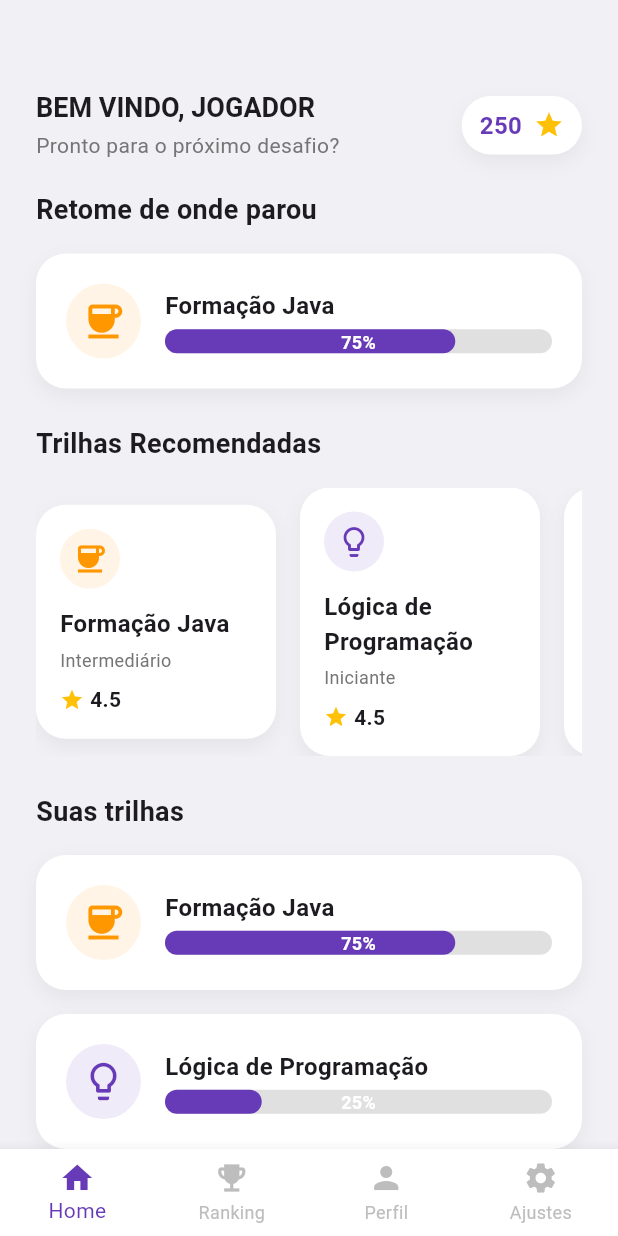
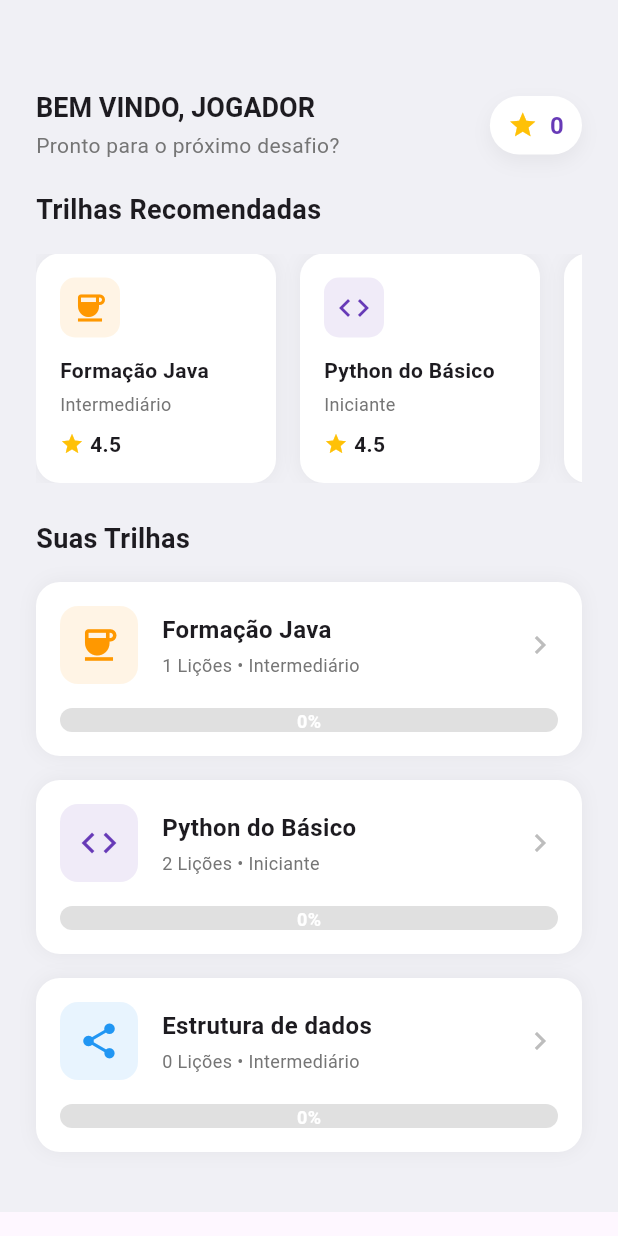
Before and after one commit to jornadev/code-for-fun, a Flutter app: the HomeScreen widget shown alone on an empty page, opened directly, on a phone screen of 412 x 824 dp. Run offline on Flutter 3.47's test engine with Material 3 defaults, Android fonts, the phone set to English and light mode, and no system bars; our stand-ins replace cloud_firestore, firebase_auth, firebase_core; accounts and stored records are empty.

Commit message:
Implementação funcionalidade pontos,barra de navegação

```diff
--- /dev/null
+++ b/lib/providers/score_provider.dart
@@ -0,0 +1,38 @@
+import 'package:flutter/material.dart';
+// Certifique-se que o nome do projeto 'code_for_fun' está correto
+import 'package:code_for_fun/service/user_service.dart';
+
+class ScoreProvider with ChangeNotifier {
+  final UserService _userService = UserService();
+  int _score = 0;
+  bool _isLoading = false;
+
+  int get score => _score;
+  bool get isLoading => _isLoading;
+
+  /// Carrega a pontuação inicial do usuário (do Firebase)
+  Future<void> loadUserScore() async {
+    _isLoading = true;
+    notifyListeners(); // Notifica a UI que está carregando
+
+    _score = await _userService.getUserScore();
+
+    _isLoading = false;
+    notifyListeners(); // Notifica a UI com a nova pontuação
+  }
+
+  /// Incrementa a pontuação (10 pontos por acerto)
+  Future<void> incrementScore() async {
+    _score += 10;
+    notifyListeners(); // Atualiza a UI imediatamente (para resposta rápida)
+
+    // Salva o novo total no Firebase em segundo plano
+    await _userService.updateUserScore(_score);
+  }
+
+  /// Zera a pontuação (para quando o usuário fizer logout)
+  void resetScore() {
+    _score = 0;
+    notifyListeners();
+  }
+}
--- a/lib/screens/home_screen.dart
+++ b/lib/screens/home_screen.dart
@@ -1,11 +1,12 @@
 import 'package:flutter/material.dart';
-import 'package:firebase_auth/firebase_auth.dart'; // Adicionado para buscar o usuário
+import 'package:firebase_auth/firebase_auth.dart';
 import 'package:code_for_fun/model/trail_model.dart';
 import 'package:code_for_fun/service/trail_service.dart';
 import 'package:code_for_fun/screens/trail_screen.dart';
-import 'package:code_for_fun/screens/settings_screen.dart';
+import 'package:provider/provider.dart';
+import 'package:code_for_fun/providers/score_provider.dart';
+import 'package:code_for_fun/constants/app_colors.dart';
 
-// 1. A classe foi convertida para StatefulWidget para gerenciar o estado do nome.
 class HomeScreen extends StatefulWidget {
   const HomeScreen({super.key});
 
@@ -14,87 +15,48 @@ class HomeScreen extends StatefulWidget {
 }
 
 class _HomeScreenState extends State<HomeScreen> {
-  // 2. Variável de estado para armazenar o nome do usuário.
-  String _userName = '...'; // Inicia com um placeholder
+  String _userName = '...';
 
   @override
   void initState() {
     super.initState();
-    // 3. Função chamada para carregar o nome do usuário quando a tela é iniciada.
     _loadUserName();
+    Provider.of<ScoreProvider>(context, listen: false).loadUserScore();
   }
 
   void _loadUserName() {
     final user = FirebaseAuth.instance.currentUser;
-    // Verifica se o usuário está logado e tem um nome de exibição definido.
     if (user != null && user.displayName != null && user.displayName!.isNotEmpty) {
       setState(() {
-        // Atualiza a variável de estado com o nome do usuário.
-        // toUpperCase() é usado para manter o estilo "BEM VINDO, NOME".
         _userName = user.displayName!.toUpperCase();
       });
     } else {
-      // Se não houver nome, usa um valor padrão.
       setState(() {
         _userName = 'JOGADOR';
       });
     }
   }
 
-  // A partir daqui, é o seu código original.
   @override
   Widget build(BuildContext context) {
-    return Scaffold(
-      backgroundColor: const Color(0xFFF0F0F5),
-      body: SingleChildScrollView(
+    return SingleChildScrollView(
+      child: Container(
+        color: const Color(0xFFF0F0F5),
         child: Column(
           crossAxisAlignment: CrossAxisAlignment.start,
           children: [
-            // 4. Passa a variável _userName para o método que constrói o cabeçalho.
             _buildHeader(context, _userName),
             _buildContinueSection(context),
-            const SizedBox(height: 24),
             _buildRecommendedSection(context),
             const SizedBox(height: 24),
             _buildYourTrailsSection(context),
+            const SizedBox(height: 24),
           ],
         ),
-      ),
-      bottomNavigationBar: BottomNavigationBar(
-        backgroundColor: Colors.white,
-        selectedItemColor: Colors.deepPurple,
-        unselectedItemColor: Colors.grey[400],
-        type: BottomNavigationBarType.fixed,
-        onTap: (index) {
-          if (index == 3) {
-            Navigator.of(context).push(
-              MaterialPageRoute(builder: (context) => const SettingsScreen()),
-            );
-          }
-        },
-        items: const <BottomNavigationBarItem>[
-          BottomNavigationBarItem(
-            icon: Icon(Icons.home),
-            label: 'Home',
-          ),
-          BottomNavigationBarItem(
-            icon: Icon(Icons.emoji_events),
-            label: 'Ranking',
-          ),
-          BottomNavigationBarItem(
-            icon: Icon(Icons.person),
-            label: 'Perfil',
-          ),
-          BottomNavigationBarItem(
-            icon: Icon(Icons.settings),
-            label: 'Ajustes',
-          ),
-        ],
       ),
     );
   }
 
-  // 5. O método _buildHeader agora aceita o nome como um parâmetro.
   Widget _buildHeader(BuildContext context, String userName) {
     return Container(
       padding: const EdgeInsets.only(top: 60, left: 24, right: 24, bottom: 20),
@@ -107,7 +69,6 @@ class _HomeScreenState extends State<HomeScreen> {
               crossAxisAlignment: CrossAxisAlignment.start,
               children: [
                 Text(
-                  // 6. AQUI! O nome estático foi trocado pela variável dinâmica.
                   'BEM VINDO, $userName',
                   style: Theme.of(context).textTheme.titleLarge?.copyWith(
                     fontWeight: FontWeight.bold,
@@ -138,23 +99,23 @@ class _HomeScreenState extends State<HomeScreen> {
                 ),
               ],
             ),
-            child: Row(
+            child: Consumer<ScoreProvider>(
+              builder: (context, provider, child) {
+                return Row(
                   children: [
-                const Text(
-                  '250',
-                  style: TextStyle(
+                    const Icon(Icons.star, color: Colors.amber, size: 20),
+                    const SizedBox(width: 8),
+                    Text(
+                      provider.isLoading ? '...' : provider.score.toString(),
+                      style: const TextStyle(
                         fontSize: 16,
                         fontWeight: FontWeight.bold,
                         color: Colors.deepPurple,
                       ),
                     ),
-                const SizedBox(width: 8),
-                const Icon(
-                  Icons.star,
-                  color: Colors.amber,
-                  size: 20,
-                ),
                   ],
+                );
+              },
             ),
           ),
         ],
@@ -162,16 +123,12 @@ class _HomeScreenState extends State<HomeScreen> {
     );
   }
 
-  // O restante do seu código original, sem nenhuma alteração.
   Widget _buildContinueSection(BuildContext context) {
-    // No seu trail_service.dart original, você não tinha o método getUserTrails.
-    // Estou usando getRecommendedTrails() para evitar erros, conforme seu código anterior.
-    final userTrails = TrailService.getRecommendedTrails();
-    final firstTrail = userTrails.isNotEmpty ? userTrails.first : null;
-
-    if (firstTrail == null) {
+    final inProgressTrails = TrailService.getInProgressTrails();
+    if (inProgressTrails.isEmpty) {
       return const SizedBox.shrink();
     }
+    final firstTrail = inProgressTrails.first;
 
     return Padding(
       padding: const EdgeInsets.symmetric(horizontal: 24),
@@ -190,6 +147,7 @@ class _HomeScreenState extends State<HomeScreen> {
             context,
             trail: firstTrail,
           ),
+          const SizedBox(height: 24),
         ],
       ),
     );
@@ -226,34 +184,26 @@ class _HomeScreenState extends State<HomeScreen> {
   }
 
   Widget _buildYourTrailsSection(BuildContext context) {
-    // Novamente, usando getRecommendedTrails para manter a consistência com o código original
-    final userTrails = TrailService.getRecommendedTrails();
-    if (userTrails.length <= 1) {
-      return const SizedBox.shrink();
-    }
-
     return Padding(
       padding: const EdgeInsets.symmetric(horizontal: 24),
       child: Column(
         crossAxisAlignment: CrossAxisAlignment.start,
         children: [
           const Text(
-            'Suas trilhas',
+            'Suas Trilhas',
             style: TextStyle(
               fontSize: 18,
               fontWeight: FontWeight.bold,
             ),
           ),
           const SizedBox(height: 16),
-          ListView.separated(
-            shrinkWrap: true,
-            physics: const NeverScrollableScrollPhysics(),
-            itemCount: userTrails.length,
-            separatorBuilder: (context, index) => const SizedBox(height: 16),
-            itemBuilder: (context, index) {
-              final trail = userTrails[index];
-              return _buildProgressCard(context, trail: trail);
-            },
+          Column(
+            children: TrailService.getRecommendedTrails().map((trail) {
+              return Padding(
+                padding: const EdgeInsets.only(bottom: 16),
+                child: _buildProgressCard(context, trail: trail),
+              );
+            }).toList(),
           ),
         ],
       ),
@@ -261,32 +211,37 @@ class _HomeScreenState extends State<HomeScreen> {
   }
 
   Widget _buildProgressCard(BuildContext context, {required Trail trail}) {
+    String percentageLabel = '${(trail.progress * 100).toInt()}%';
+
     return GestureDetector(
       onTap: () {
-        Navigator.push(
-          context,
+        Navigator.of(context).push(
           MaterialPageRoute(builder: (context) => TrailScreen(trail: trail)),
         );
       },
       child: Container(
-        padding: const EdgeInsets.all(20),
+        padding: const EdgeInsets.all(16),
         decoration: BoxDecoration(
           color: Colors.white,
-          borderRadius: BorderRadius.circular(20),
+          borderRadius: BorderRadius.circular(16),
           boxShadow: [
             BoxShadow(
               color: Colors.black.withOpacity(0.05),
               blurRadius: 10,
-              offset: const Offset(0, 5),
             ),
           ],
         ),
-        child: Row(
+        child: Column(
           children: [
-            CircleAvatar(
-              radius: 25,
-              backgroundColor: trail.iconColor.withOpacity(0.1),
-              child: Icon(trail.icon, color: trail.iconColor, size: 30),
+            Row(
+              children: [
+                Container(
+                  padding: const EdgeInsets.all(12),
+                  decoration: BoxDecoration(
+                    color: trail.iconColor.withOpacity(0.1),
+                    borderRadius: BorderRadius.circular(12),
+                  ),
+                  child: Icon(trail.icon, color: trail.iconColor, size: 28),
                 ),
                 const SizedBox(width: 16),
                 Expanded(
@@ -301,10 +256,21 @@ class _HomeScreenState extends State<HomeScreen> {
                         ),
                       ),
                       const SizedBox(height: 4),
-                  _buildProgressBar(trail.progress, '${(trail.progress * 100).toStringAsFixed(0)}%'),
+                      Text(
+                        '${trail.lessons.length} Lições • ${trail.level}',
+                        style: TextStyle(
+                          color: Colors.grey[600],
+                          fontSize: 12,
+                        ),
+                      ),
                     ],
                   ),
                 ),
+                Icon(Icons.chevron_right, color: Colors.grey[400]),
+              ],
+            ),
+            const SizedBox(height: 16),
+            _buildProgressBar(trail.progress, percentageLabel),
           ],
         ),
       ),
@@ -314,8 +280,7 @@ class _HomeScreenState extends State<HomeScreen> {
   Widget _buildTrailCard(BuildContext context, {required Trail trail}) {
     return GestureDetector(
       onTap: () {
-        Navigator.push(
-          context,
+        Navigator.of(context).push(
           MaterialPageRoute(builder: (context) => TrailScreen(trail: trail)),
         );
       },
@@ -324,28 +289,30 @@ class _HomeScreenState extends State<HomeScreen> {
         padding: const EdgeInsets.all(16),
         decoration: BoxDecoration(
           color: Colors.white,
-          borderRadius: BorderRadius.circular(20),
+          borderRadius: BorderRadius.circular(16),
           boxShadow: [
             BoxShadow(
               color: Colors.black.withOpacity(0.05),
               blurRadius: 10,
-              offset: const Offset(0, 5),
             ),
           ],
         ),
         child: Column(
           crossAxisAlignment: CrossAxisAlignment.start,
           children: [
-            CircleAvatar(
-              radius: 20,
-              backgroundColor: trail.iconColor.withOpacity(0.1),
-              child: Icon(trail.icon, color: trail.iconColor),
+            Container(
+              padding: const EdgeInsets.all(8),
+              decoration: BoxDecoration(
+                color: trail.iconColor.withOpacity(0.1),
+                borderRadius: BorderRadius.circular(10),
+              ),
+              child: Icon(trail.icon, color: trail.iconColor, size: 24),
             ),
             const SizedBox(height: 12),
             Text(
               trail.title,
               style: const TextStyle(
-                fontSize: 16,
+                fontSize: 14,
                 fontWeight: FontWeight.bold,
               ),
             ),
--- a/lib/screens/login_screen.dart
+++ b/lib/screens/login_screen.dart
@@ -3,7 +3,8 @@ import 'package:firebase_auth/firebase_auth.dart';
 import '../constants/app_colors.dart';
 import 'register_screen.dart';
 import 'forgot_password_screen.dart';
-import 'home_screen.dart';
+// import 'home_screen.dart'; // Removido
+import 'main_navigation_screen.dart'; // Adicionado
 
 class LoginScreen extends StatefulWidget {
   const LoginScreen({super.key});
@@ -44,7 +45,8 @@ class _LoginScreenState extends State<LoginScreen> {
         if (mounted) {
           Navigator.pushReplacement(
             context,
-            MaterialPageRoute(builder: (context) => const HomeScreen()),
+            // --- LINHA MODIFICADA ---
+            MaterialPageRoute(builder: (context) => const MainNavigationScreen()),
           );
         }
       } on FirebaseAuthException catch (e) {
--- a/lib/screens/splash_screen.dart
+++ b/lib/screens/splash_screen.dart
@@ -1,7 +1,8 @@
 import 'package:flutter/material.dart';
 import 'package:firebase_auth/firebase_auth.dart';
 import 'login_screen.dart';
-import 'home_screen.dart';
+// import 'home_screen.dart'; // Removido
+import 'main_navigation_screen.dart'; // Adicionado
 
 class SplashScreen extends StatefulWidget {
   const SplashScreen({super.key});
@@ -51,7 +52,8 @@ class _SplashScreenState extends State<SplashScreen> with SingleTickerProviderSt
         );
       } else {
         Navigator.of(context).pushReplacement(
-          MaterialPageRoute(builder: (context) => const HomeScreen()),
+          // --- LINHA MODIFICADA ---
+          MaterialPageRoute(builder: (context) => const MainNavigationScreen()),
         );
       }
     }
--- a/lib/service/trail_service.dart
+++ b/lib/service/trail_service.dart
@@ -4,19 +4,19 @@ import 'package:code_for_fun/model/trail_model.dart';
 import 'package:code_for_fun/model/lesson_model.dart';
 
 class TrailService {
-  // Lista de todas as trilhas disponíveis no app
+  // Esta é a lista principal de todos os cursos, com progresso zerado
   static final List<Trail> _allTrails = [
     const Trail(
       id: 'java',
       title: 'Formação Java',
       icon: Icons.coffee,
       level: 'Intermediário',
-      progress: 0.75,
+      progress: 0.0, // <-- Progresso zerado
       lessons: [
         Lesson(
           id: 'l1',
           title: 'Introdução ao Java',
-          isCompleted: true,
+          isCompleted: false,
           questions: [
             Question(
               id: 'q1',
@@ -34,31 +34,15 @@ class TrailService {
       iconColor: Colors.orange,
     ),
     const Trail(
-      id: 'logic',
-      title: 'Lógica de Programação',
-      icon: Icons.lightbulb_outline,
+      id: 'python',
+      title: 'Python do Básico',
+      icon: Icons.code,
       level: 'Iniciante',
-      progress: 0.25,
+      progress: 0.0, // <-- Progresso zerado
       lessons: [
         Lesson(
-          id: 'l1',
-          title: 'O que é um algoritmo?',
-          isCompleted: true,
-          questions: [
-            Question(
-              id: 'q1',
-              text: 'Qual o principal objetivo de um algoritmo?',
-              answers: [
-                Answer(id: 'a1', text: 'Criar designs', isCorrect: false),
-                Answer(id: 'a2', text: 'Resolver um problema', isCorrect: true),
-                Answer(id: 'a3', text: 'Compor músicas', isCorrect: false),
-              ],
-            ),
-          ],
-        ),
-        Lesson(
           id: 'l2',
-          title: 'Variáveis e Constantes',
+          title: 'Conceitos Básicos',
           isCompleted: false,
           questions: [
             Question(
@@ -86,22 +70,24 @@ class TrailService {
       title: 'Estrutura de dados',
       icon: Icons.share,
       level: 'Intermediário',
-      progress: 0.0,
+      progress: 0.0, // <-- Progresso zerado
       lessons: [],
       iconColor: Colors.blue,
     ),
   ];
 
-  // Método para a seção "Recomendados"
+  /// Retorna TODAS as trilhas (para a seção "Trilhas Recomendadas" e "Suas Trilhas")
   static List<Trail> getRecommendedTrails() {
-    // No futuro, você pode adicionar uma lógica aqui para recomendar trilhas
     return _allTrails;
   }
 
-  // MÉTODO CORRIGIDO QUE ESTAVA FALTANDO
-  // Método para a seção "Suas Trilhas"
-  static List<Trail> getYourTrails() {
-    // No futuro, você pode filtrar para mostrar apenas as trilhas que o usuário começou
-    return _allTrails.where((trail) => trail.progress > 0).toList();
+  /// <-- MÉTODO ADICIONADO -->
+  /// Retorna APENAS as trilhas que o usuário começou (progresso > 0)
+  static List<Trail> getInProgressTrails() {
+    // No seu serviço mockado, o progresso está sempre 0.0.
+    // Esta função filtra corretamente, mas só retornará algo
+    // se você mudar o valor de 'progress' em _allTrails para > 0.0
+    // para fins de teste.
+    return _allTrails.where((trail) => trail.progress > 0.0).toList();
   }
 }
--- /dev/null
+++ b/lib/service/user_service.dart
@@ -0,0 +1,44 @@
+import 'package:cloud_firestore/cloud_firestore.dart';
+import 'package:firebase_auth/firebase_auth.dart';
+
+class UserService {
+  final FirebaseFirestore _db = FirebaseFirestore.instance;
+  final FirebaseAuth _auth = FirebaseAuth.instance;
+
+  /// Busca a pontuação atual do usuário no Firestore
+  Future<int> getUserScore() async {
+    final user = _auth.currentUser;
+    if (user == null) return 0; // Se não há usuário, pontuação é 0
+
+    try {
+      // Pega o documento do usuário na coleção 'users'
+      final doc = await _db.collection('users').doc(user.uid).get();
+
+      if (doc.exists) {
+        // Se o documento existe, retorna a pontuação
+        return doc.data()?['score'] ?? 0;
+      } else {
+        // Se é um novo usuário e o documento não existe, cria um com 0 pontos
+        await _db.collection('users').doc(user.uid).set({'score': 0});
+        return 0;
+      }
+    } catch (e) {
+      print("Erro ao buscar pontuação: $e");
+      return 0;
+    }
+  }
+
+  /// Atualiza a pontuação do usuário no Firestore
+  Future<void> updateUserScore(int newScore) async {
+    final user = _auth.currentUser;
+    if (user == null) return; // Não pode atualizar se não há usuário
+
+    try {
+      await _db.collection('users').doc(user.uid).set({
+        'score': newScore,
+      }, SetOptions(merge: true)); // 'merge: true' evita sobrescrever outros dados do usuário
+    } catch (e) {
+      print("Erro ao atualizar pontuação: $e");
+    }
+  }
+}
```
Also changed, not shown: lib/main.dart (+12 -1 lines), lib/screens/lesson_screen.dart (+32 -12 lines), lib/screens/main_navigation_screen.dart (added, +108 -0 lines), lib/screens/profile_screen.dart (added, +102 -0 lines), lib/screens/register_screen.dart (+6 -8 lines), lib/screens/settings_screen.dart (+5 -20 lines), pubspec.yaml (+10 -3 lines), pubspec.lock. Lines whose indentation alone changed are shown as unchanged.
